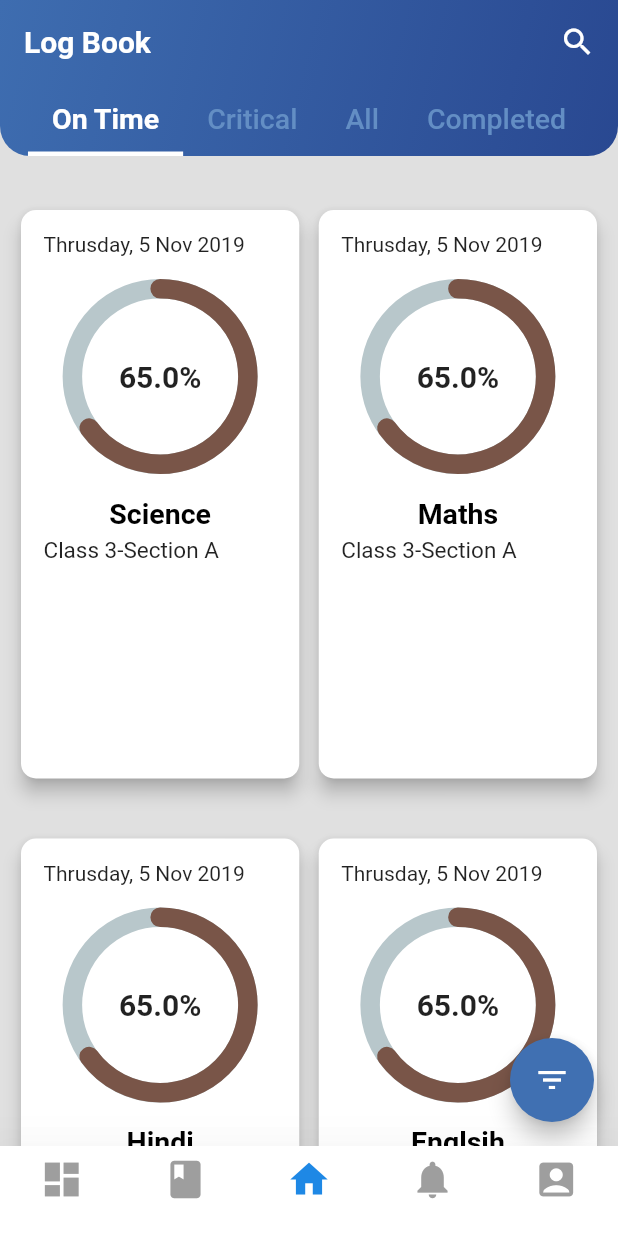
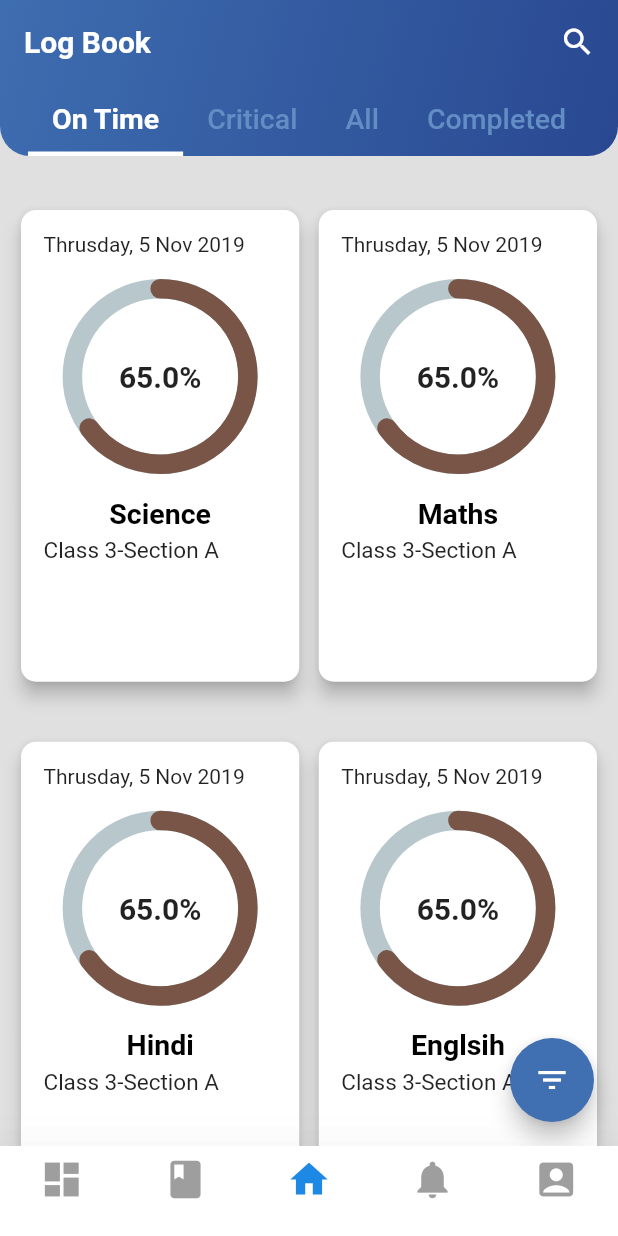
Before and after one commit to sudamchole/flutter_app, a Flutter app: the screen it shows after launch, on a phone screen of 412 x 824 dp. Run offline on Flutter 3.47's test engine with Material 2 defaults, Android fonts, the phone set to English and light mode, and no system bars; drawn by our look-alikes of percent_indicator; missing offline and left inert: auto_orientation.

Commit message:
Designed changes for Grid view.

```diff
--- a/lib/screens/home.dart
+++ b/lib/screens/home.dart
@@ -110,7 +110,7 @@ class _HomeState extends State<Home> {
       shrinkWrap: true,
       crossAxisCount: 2,
       childAspectRatio: MediaQuery.of(context).size.width /
-        (MediaQuery.of(context).size.height),
+        (MediaQuery.of(context).size.height/1.2-MediaQuery.of(context).padding.vertical),
       mainAxisSpacing: 32,
       crossAxisSpacing: 5,
       children: new List<Widget>.generate(titleList.length, (index) {
```
